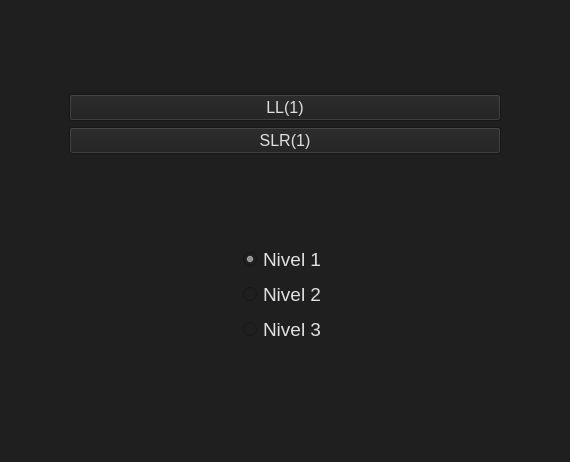
Qt form mainwindow.ui (jose-rZM/SyntaxTutor) before a commit.
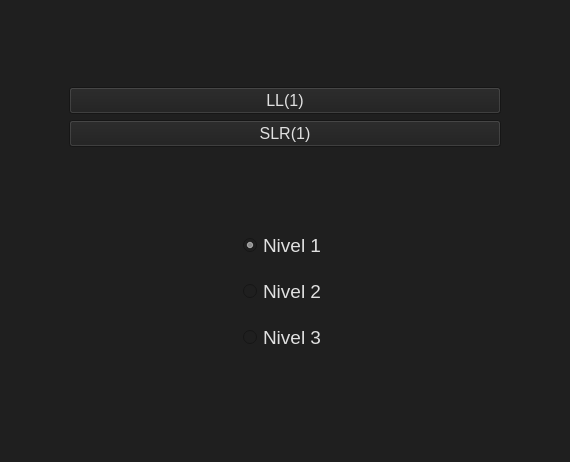
The same form after that commit.

Commit message: change style of main window

```diff
--- a/mainwindow.ui
+++ b/mainwindow.ui
@@ -73,6 +73,9 @@
     </item>
     <item>
      <layout class="QVBoxLayout" name="verticalLayout_2">
+      <property name="spacing">
+       <number>17</number>
+      </property>
       <item alignment="Qt::AlignmentFlag::AlignHCenter">
        <widget class="QRadioButton" name="lv1Button">
         <property name="sizePolicy">
```
The commit also changes 1 other file.
